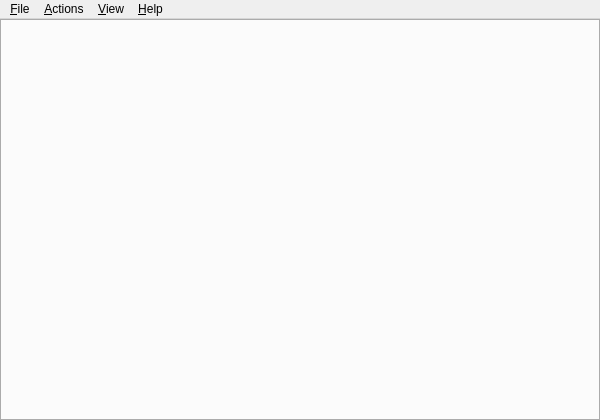
Old version of the form src/forms/qterminal.ui in the repository lxqt/qterminal.
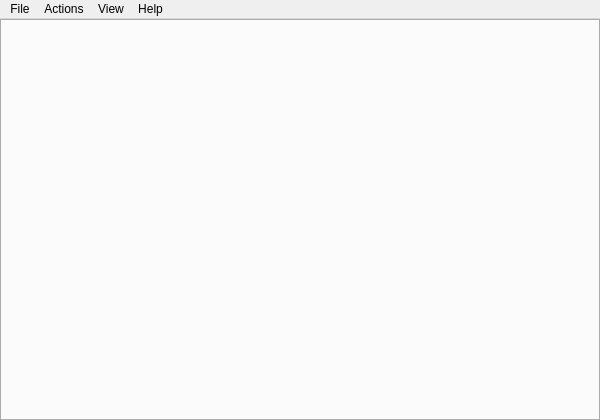
New version of the form. Icons and pictures are not drawn. Custom widgets are drawn as their Qt base class.

Commit message:
trivial shortcuts in a terminal-menu are a no-go because they ineterfere with several usual ncurses programs like nano, or weechat, even bash is interfered.
Alt + f: bash       word forward
         nano       Multiple file buffers enable/disable

Alt + a: weechat    Go to the buffer I was last pinged in
         nano       Mark text at the cursor position

Alt + h: weechat    Clear all activity/notification colors from your buffer
         nano       Smart home key enable/disable

Alt + v: nano       Insert the next keystroke verbatim

The edit to the form file:
```diff
--- a/src/forms/qterminal.ui
+++ b/src/forms/qterminal.ui
@@ -56,7 +56,7 @@
    </property>
    <widget class="QMenu" name="menu_File">
     <property name="title">
-     <string>&amp;File</string>
+     <string>File</string>
     </property>
     <property name="Title" stdset="0">
      <string/>
@@ -64,19 +64,19 @@
    </widget>
    <widget class="QMenu" name="menu_Actions">
     <property name="title">
-     <string>&amp;Actions</string>
+     <string>Actions</string>
     </property>
    </widget>
    <widget class="QMenu" name="menu_Help">
     <property name="title">
-     <string>&amp;Help</string>
+     <string>Help</string>
     </property>
     <addaction name="actAbout"/>
     <addaction name="actAboutQt"/>
    </widget>
    <widget class="QMenu" name="menu_Window">
     <property name="title">
-     <string>&amp;View</string>
+     <string>View</string>
     </property>
    </widget>
    <addaction name="menu_File"/>
```
The commit also changes 2 other files.
